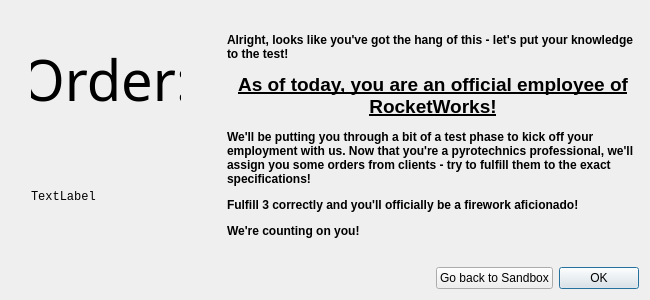
This is RocketWorks/TestModeDialog.ui in rangusun/a8-edu-app-s23-team-rocket as Qt 5 draws it before an edit. The edited form follows.
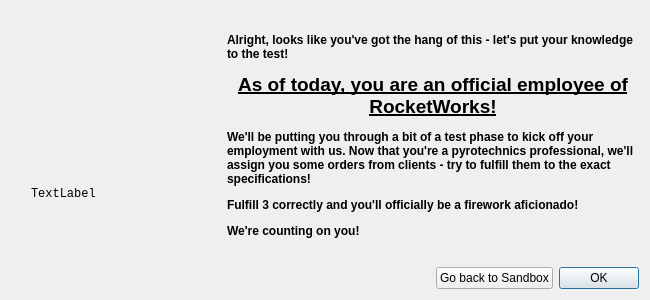
This is the edited form.

Commit message: Order form fixed

What changed in the file:
```diff
--- a/RocketWorks/TestModeDialog.ui
+++ b/RocketWorks/TestModeDialog.ui
@@ -67,7 +67,7 @@
        <property name="sizeHint" stdset="0">
         <size>
          <width>20</width>
-         <height>30</height>
+         <height>10</height>
         </size>
        </property>
       </spacer>
@@ -83,7 +83,7 @@
        <property name="sizeHint" stdset="0">
         <size>
          <width>20</width>
-         <height>20</height>
+         <height>10</height>
         </size>
        </property>
       </spacer>
@@ -96,6 +96,12 @@
          <verstretch>0</verstretch>
         </sizepolicy>
        </property>
+       <property name="minimumSize">
+        <size>
+         <width>150</width>
+         <height>52</height>
+        </size>
+       </property>
        <property name="maximumSize">
         <size>
          <width>16777215</width>
@@ -112,7 +118,7 @@
         <string notr="true">color: black;</string>
        </property>
        <property name="text">
-        <string>Order:</string>
+        <string/>
        </property>
        <property name="alignment">
         <set>Qt::AlignCenter</set>
```
The commit also changes 2 other files.
